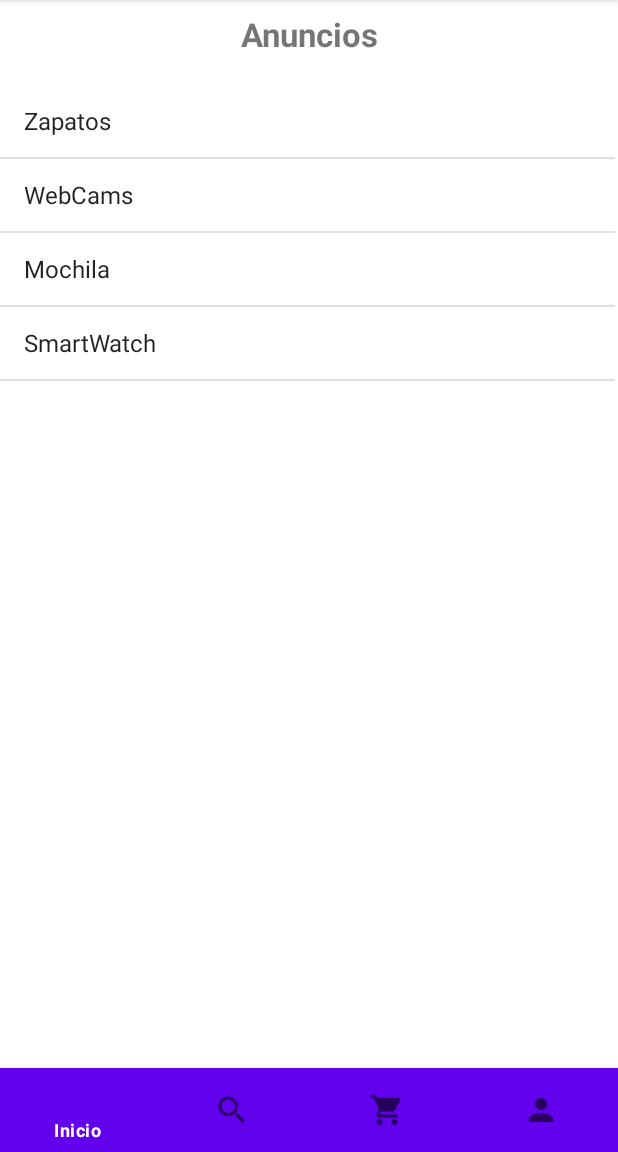
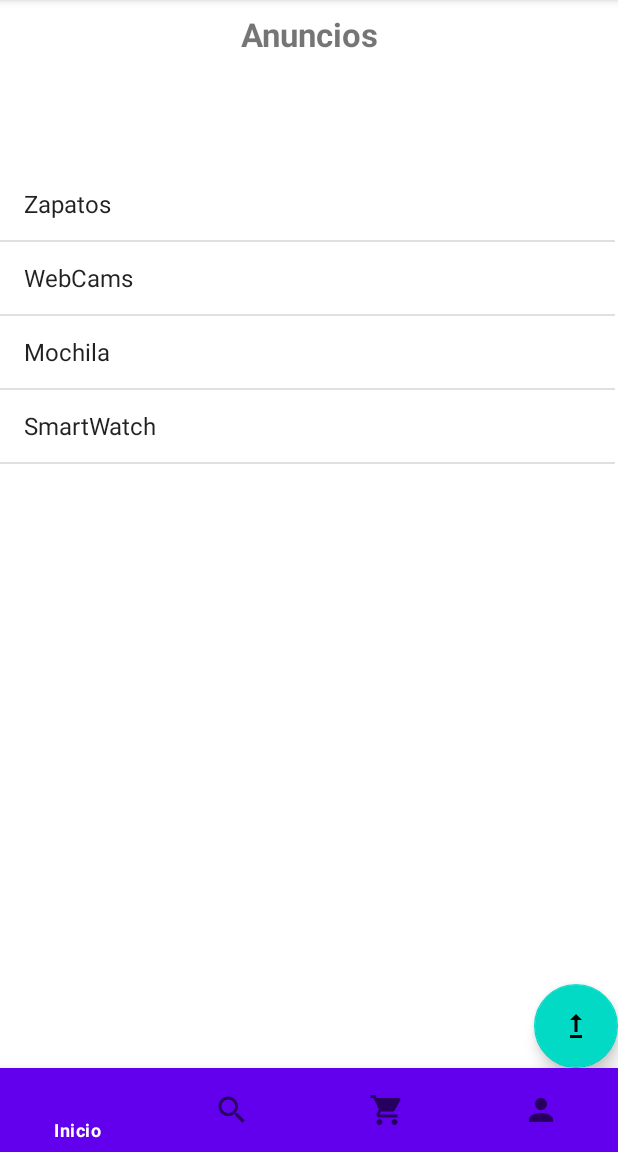
Before and after one commit to faraday58/Tienda-TSP-2021-II, an Android app: the screen it shows after launch once a user with an empty profile is signed in (MainActivity), on a phone screen of 412 x 824 dp, the part 84-1236 px from its top. Run offline under Robolectric (Android 15) with nearby library versions, the phone set to English and light mode, and no system bars; our stand-ins replace Firebase (no records; nobody signed in at launch, a user with empty details on screens opened directly); 1 statement that could not run was skipped.

Commit message:
Cargar imágenes

```diff
--- a/app/build.gradle
+++ b/app/build.gradle
@@ -39,6 +39,7 @@ dependencies {
     implementation 'com.firebaseui:firebase-ui-auth:7.2.0'
     implementation 'com.firebaseui:firebase-ui-firestore:7.2.0'
     implementation 'com.google.firebase:firebase-firestore:23.0.1'
+    implementation 'com.google.firebase:firebase-storage:20.0.0'
     testImplementation 'junit:junit:4.+'
     androidTestImplementation 'androidx.test.ext:junit:1.1.2'
     androidTestImplementation 'androidx.test.espresso:espresso-core:3.3.0'
--- a/app/src/main/java/mx/unam/ingenieria/tienda/MainActivity.java
+++ b/app/src/main/java/mx/unam/ingenieria/tienda/MainActivity.java
@@ -7,9 +7,12 @@ import android.os.Bundle;
 import android.view.Menu;
 import android.view.MenuInflater;
 import android.view.MenuItem;
+import android.view.View;
 
 import com.google.android.material.bottomnavigation.BottomNavigationView;
+import com.google.android.material.floatingactionbutton.FloatingActionButton;
 
+import mx.unam.ingenieria.tienda.fragments.ActualizarFragment;
 import mx.unam.ingenieria.tienda.fragments.BuscarFragment;
 import mx.unam.ingenieria.tienda.fragments.ComprarFragment;
 import mx.unam.ingenieria.tienda.fragments.InicioFragment;
@@ -25,23 +28,35 @@ public class MainActivity extends AppCompatActivity {
     private SesionFragment sesionFragment;
     private ComprarFragment comprarFragment;
     private OperacionLargaFragment operacionLargaFragment;
+    private FloatingActionButton fab;
+    private ActualizarFragment actualizarFragment;
     @Override
     protected void onCreate(Bundle savedInstanceState) {
         super.onCreate(savedInstanceState);
         setContentView(R.layout.activity_main);
 
         btmNavigationPrincipal= findViewById(R.id.btmNavigationPrincipal);
+        fab= findViewById(R.id.fab);
         inicioFragment= new InicioFragment();
         buscarFragment= new BuscarFragment();
         sesionFragment= new SesionFragment();
         comprarFragment= new ComprarFragment();
+        actualizarFragment= new ActualizarFragment();
         operacionLargaFragment= new OperacionLargaFragment();
+        fab.setOnClickListener(onClickFab);
 
         getSupportFragmentManager().beginTransaction().replace(R.id.fragmentContenedor,inicioFragment).commit();
 
         btmNavigationPrincipal.setOnNavigationItemSelectedListener(navListener);
 
     }
+
+    View.OnClickListener onClickFab= new View.OnClickListener() {
+        @Override
+        public void onClick(View v) {
+            getSupportFragmentManager().beginTransaction().replace(R.id.fragmentContenedor,actualizarFragment).commit();
+        }
+    };
 
     @Override
     public boolean onCreateOptionsMenu(Menu menu) {
--- a/app/src/main/java/mx/unam/ingenieria/tienda/fragments/BuscarFragment.java
+++ b/app/src/main/java/mx/unam/ingenieria/tienda/fragments/BuscarFragment.java
@@ -55,7 +55,7 @@ public class BuscarFragment extends Fragment {
     }
 
     private FirestoreRecyclerOptions Consulta() {
-        Query query= mFirestore.collection("Producto");
+        Query query= mFirestore.collection("Producto").whereEqualTo("titulo","Trabajo");
         FirestoreRecyclerOptions<MuestraProducto> firestoreRecyclerOptions = new FirestoreRecyclerOptions.Builder<MuestraProducto>()
                 .setQuery(query,MuestraProducto.class).build();
         return firestoreRecyclerOptions;
@@ -67,6 +67,7 @@ public class BuscarFragment extends Fragment {
         mAdapter.startListening();
     }
 
+    //
     /*
     private void InicializarMuestraProductos() {
         productos= new ArrayList<>();
--- a/app/src/main/java/mx/unam/ingenieria/tienda/recyclerview/MuestraProducto.java
+++ b/app/src/main/java/mx/unam/ingenieria/tienda/recyclerview/MuestraProducto.java
@@ -15,8 +15,6 @@ public class MuestraProducto {
         this.imagen = imagen;
         this.descripcion = descripcion;
     }
-
-
 
     public String getTitulo() {
         return titulo;
@@ -42,7 +40,4 @@ public class MuestraProducto {
         this.descripcion = descripcion;
     }
 
-
-
-
 }
--- /dev/null
+++ b/app/src/main/res/drawable/ic_actualizar_24.xml
@@ -0,0 +1,10 @@
+<vector xmlns:android="http://schemas.android.com/apk/res/android"
+    android:width="24dp"
+    android:height="24dp"
+    android:viewportWidth="24"
+    android:viewportHeight="24"
+    android:tint="?attr/colorControlNormal">
+  <path
+      android:fillColor="@android:color/white"
+      android:pathData="M16,18v2H8v-2H16zM11,7.99V16h2V7.99h3L12,4L8,7.99H11z"/>
+</vector>
--- a/app/src/main/res/layout/activity_main.xml
+++ b/app/src/main/res/layout/activity_main.xml
@@ -11,7 +11,8 @@
         android:layout_height="match_parent"
         android:id="@+id/fragmentContenedor"
         android:layout_above="@id/btmNavigationPrincipal"
-        />
+        >
+    </FrameLayout>
 
 
     <com.google.android.material.bottomnavigation.BottomNavigationView
@@ -23,7 +24,13 @@
         app:itemTextColor="@color/white"
         app:menu="@menu/menu_navigation_botom"
          />
+    <com.google.android.material.floatingactionbutton.FloatingActionButton
+        android:id="@+id/fab"
+        android:layout_width="181dp"
+        android:layout_height="wrap_content"
+        android:layout_alignParentRight="true"
+        android:layout_above="@id/btmNavigationPrincipal"
 
-
+        android:src="@drawable/ic_actualizar_24" />
 
 </RelativeLayout>
--- a/app/src/main/res/layout/fragment_inicio.xml
+++ b/app/src/main/res/layout/fragment_inicio.xml
@@ -24,19 +24,19 @@
         android:layout_width="match_parent"
         android:layout_height="40dp"
         app:layout_constraintEnd_toEndOf="parent"
+        app:layout_constraintHorizontal_bias="0.0"
         app:layout_constraintStart_toStartOf="parent"
         app:layout_constraintTop_toBottomOf="@+id/textView3" />
 
     <ListView
         android:id="@+id/lstProductos"
         android:layout_width="410dp"
-        android:layout_height="655dp"
+        android:layout_height="500dp"
+        android:layout_marginBottom="100dp"
         app:layout_constraintBottom_toBottomOf="parent"
         app:layout_constraintEnd_toEndOf="parent"
         app:layout_constraintHorizontal_bias="0.0"
-        app:layout_constraintStart_toStartOf="parent"
-        app:layout_constraintVertical_bias="0.0">
-
+        app:layout_constraintStart_toStartOf="parent">
 
     </ListView>
 
--- a/app/src/main/res/values/strings.xml
+++ b/app/src/main/res/values/strings.xml
@@ -13,4 +13,8 @@
     <string name="nav_menu_inicia">Sesión</string>
     <string name="strmenSalvar">Salvar</string>
     <string name="strmenCargar">Cargar</string>
+    <string name="txtv_titulo">Título</string>
+    <string name="txtv_descripcion">Descripción</string>
+    <string name="btnBuscarFoto">Foto</string>
+    <string name="btnActualizar">Actualizar</string>
 </resources>
```
Also changed, not shown: app/src/main/java/mx/unam/ingenieria/tienda/fragments/ActualizarFragment.java (added, +143 -0 lines), app/src/main/java/mx/unam/ingenieria/tienda/fragments/InicioFragment.java (+9 -0 lines), app/src/main/res/layout/fragment_actualizar.xml (added, +80 -0 lines).
